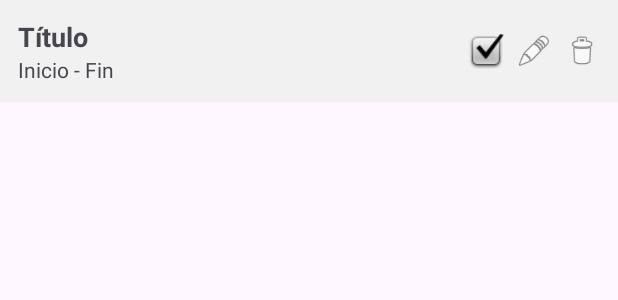
After one commit to AntonioCaparrosHernandezDAW/DailyDashDAM, an Android app: the layout item_todo.xml on its own in the app's theme, with its tools: preview values and no code run, on a phone screen of 412 x 824 dp. The commit adds this screen. Shown: the top 300 px of the screen. Run offline under Robolectric (Android 15) with nearby library versions, the phone set to English and light mode, and no system bars; network calls fail.

Commit message:
Sección notas ok

```diff
--- a/app/src/main/java/com/example/dailydash2/RegisterActivity.java
+++ b/app/src/main/java/com/example/dailydash2/RegisterActivity.java
@@ -37,11 +37,10 @@ public class RegisterActivity extends AppCompatActivity {
         TextView registerTextView = findViewById(R.id.loginTextView);
 
         registerTextView.setOnClickListener(v -> {
-            Intent intent = new Intent(this, RegisterActivity.class);
+            Intent intent = new Intent(this, LoginActivity.class);
             startActivity(intent);
             finish();
         });
-
 
         registerBtn.setOnClickListener(view -> {
             String username = usernameInput.getText().toString().trim();
--- /dev/null
+++ b/app/src/main/res/layout/item_todo.xml
@@ -0,0 +1,55 @@
+<?xml version="1.0" encoding="utf-8"?>
+<RelativeLayout xmlns:android="http://schemas.android.com/apk/res/android"
+    xmlns:app="http://schemas.android.com/apk/res-auto"
+    android:layout_width="match_parent"
+    android:layout_height="wrap_content"
+    android:padding="12dp"
+    android:background="#F1F1F1"
+    android:layout_marginBottom="8dp">
+
+    <TextView
+        android:id="@+id/todoTitle"
+        android:layout_width="wrap_content"
+        android:layout_height="wrap_content"
+        android:text="Título"
+        android:textStyle="bold"
+        android:textSize="18sp"
+        android:layout_alignParentStart="true" />
+
+    <TextView
+        android:id="@+id/todoDates"
+        android:layout_width="wrap_content"
+        android:layout_height="wrap_content"
+        android:text="Inicio - Fin"
+        android:layout_below="@id/todoTitle"
+        android:layout_alignParentStart="true" />
+
+    <LinearLayout
+        android:id="@+id/iconContainer"
+        android:layout_width="wrap_content"
+        android:layout_height="wrap_content"
+        android:orientation="horizontal"
+        android:layout_alignParentEnd="true"
+        android:layout_centerVertical="true">
+
+        <ImageView
+            android:id="@+id/checkIcon"
+            android:layout_width="24dp"
+            android:layout_height="24dp"
+            android:layout_marginEnd="8dp"
+            app:srcCompat="@android:drawable/checkbox_on_background" />
+
+        <ImageView
+            android:id="@+id/editIcon"
+            android:layout_width="24dp"
+            android:layout_height="24dp"
+            android:layout_marginEnd="8dp"
+            app:srcCompat="@android:drawable/ic_menu_edit" />
+
+        <ImageView
+            android:id="@+id/deleteIcon"
+            android:layout_width="24dp"
+            android:layout_height="24dp"
+            app:srcCompat="@android:drawable/ic_menu_delete" />
+    </LinearLayout>
+</RelativeLayout>
```
Also changed, not shown: app/src/main/java/com/example/dailydash2/adapters/ToDoAdapter.java (added, +164 -0 lines), app/src/main/java/com/example/dailydash2/fragments/ToDoFormFragment.java (+73 -4 lines), app/src/main/java/com/example/dailydash2/fragments/ToDoFragment.java (+68 -0 lines), app/src/main/java/com/example/dailydash2/models/Note.java (+28 -0 lines), app/src/main/java/com/example/dailydash2/models/ToDo.java (added, +63 -0 lines), app/src/main/res/layout/fragment_to_do.xml (+10 -4 lines).
